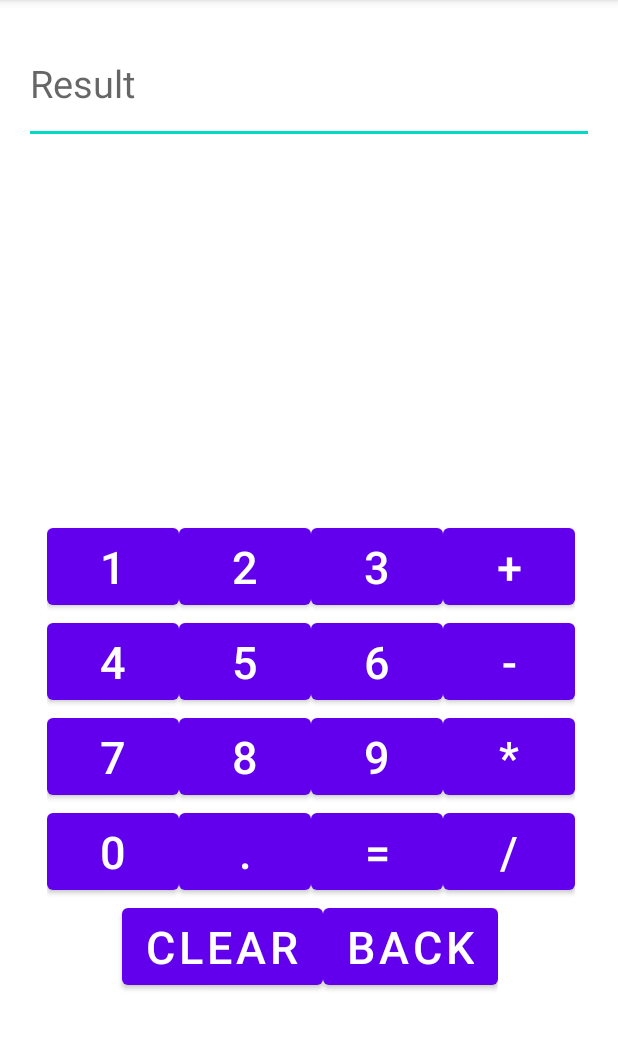
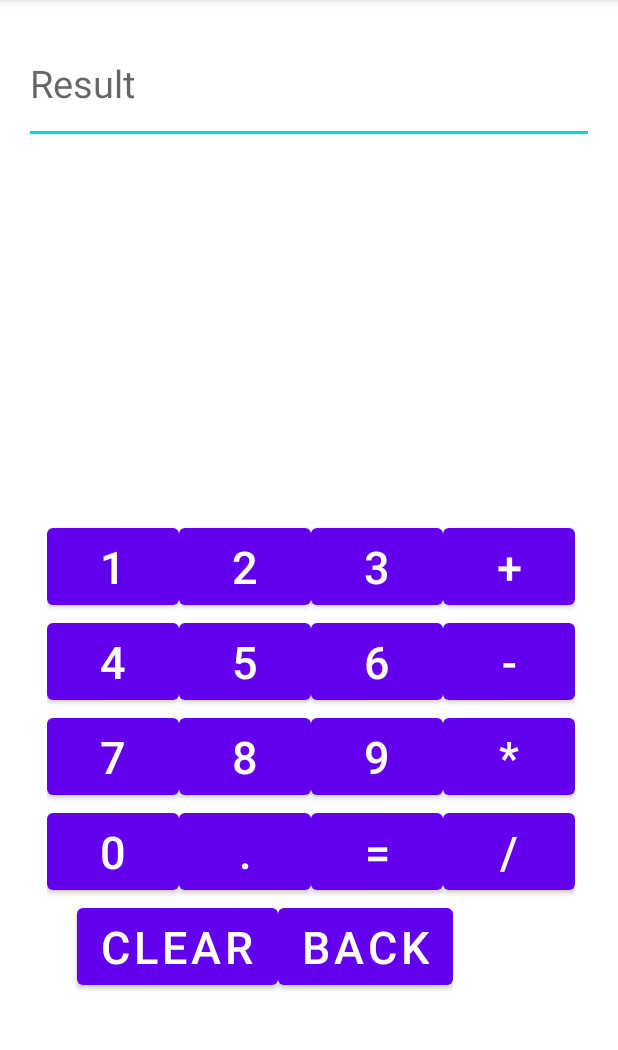
Before and after one commit to Doris-k/Calculator, an Android app: the screen it shows after launch (MainActivity), on a phone screen of 412 x 824 dp, the part 84-1134 px from its top. Run offline under Robolectric (Android 15) with nearby library versions, the phone set to English and light mode, and no system bars.

Commit message:
ini commit

```diff
--- a/app/src/main/res/layout/activity_main.xml
+++ b/app/src/main/res/layout/activity_main.xml
@@ -173,7 +173,7 @@
             android:layout_height="63dp"
             android:text="clear"
             android:textSize="30dp"
-            android:layout_marginLeft="50dp"
+            android:layout_marginLeft="20dp"
             />
 
         <Button
```
